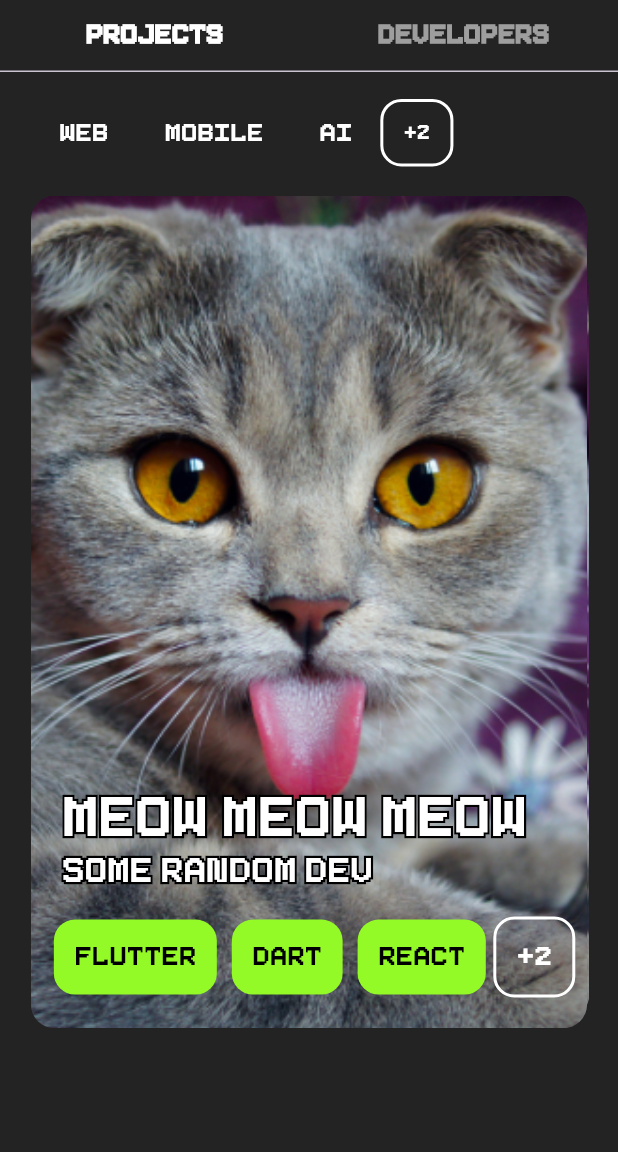
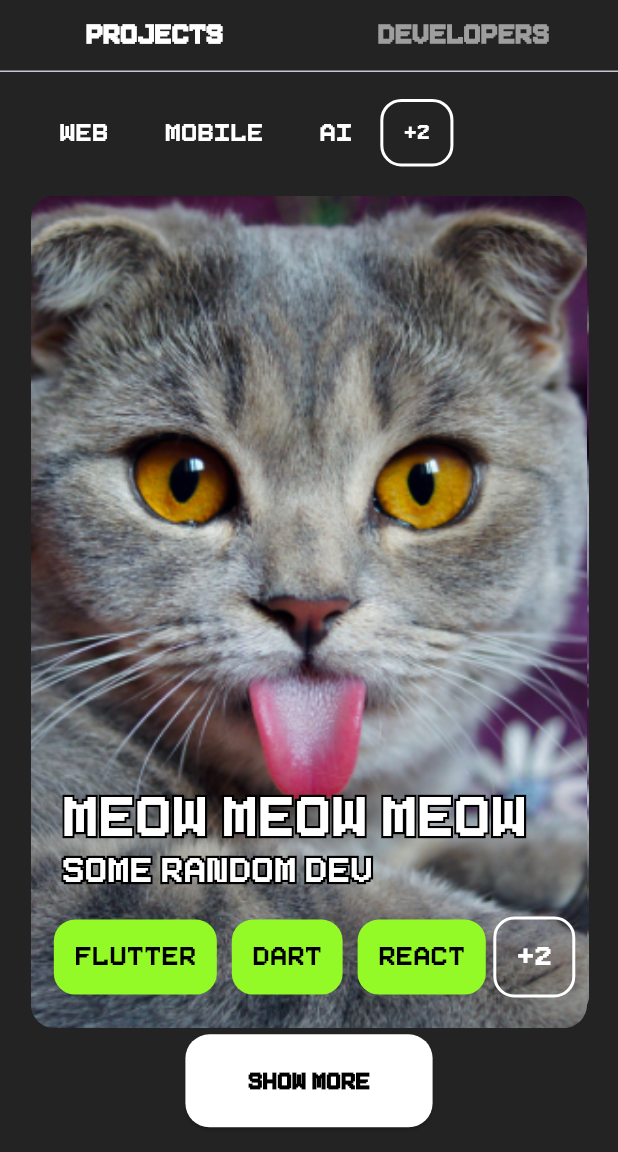
Before and after one commit to Lakshay229/DevSwipe, a Flutter app: the HomePage screen opened directly, on a phone screen of 412 x 824 dp, the part 84-1236 px from its top. Run offline on Flutter 3.47's test engine with Material 3 defaults, Android fonts, the light colour scheme and no system bars; drawn by our look-alikes of flutter_card_swiper; our stand-ins replace dotted_border.

Commit message:
homepage updated

```diff
--- a/lib/homepage/home_page.dart
+++ b/lib/homepage/home_page.dart
@@ -179,6 +179,71 @@ class _HomePageState extends State<HomePage>
                     child: projectCategoriesRow(
                       width,
                       ["Web", "Mobile", "AI", "Blockchain", "Game Dev"],
+                    ),
+                  ),
+                  Positioned(
+                    bottom: height * 0.02,
+                    left: width * 0.3,
+                    right: width * 0.3,
+                    child: ElevatedButton(
+                      style: ElevatedButton.styleFrom(
+                        backgroundColor: Colors.white,
+                        shape: RoundedRectangleBorder(
+                          borderRadius: BorderRadius.circular(16),
+                        ),
+                        padding: EdgeInsets.symmetric(
+                          vertical: width / 25,
+                          horizontal: width / 10,
+                        ),
+                      ),
+                      onPressed: () {
+                        // Action for the "Show More" button
+                        showModalBottomSheet(
+                          context: context,
+                          backgroundColor: Colors.grey[850],
+                          shape: const RoundedRectangleBorder(
+                            borderRadius: BorderRadius.vertical(
+                              top: Radius.circular(20),
+                            ),
+                          ),
+                          builder: (context) {
+                            return Padding(
+                              padding: const EdgeInsets.all(16.0),
+                              child: SingleChildScrollView(
+                                child: Column(
+                                  crossAxisAlignment: CrossAxisAlignment.start,
+                                  children: [
+                                    Text(
+                                      "More Details",
+                                      style: TextStyle(
+                                        fontSize: width / 15,
+                                        color: Colors.white,
+                                        fontWeight: FontWeight.bold,
+                                      ),
+                                    ),
+                                    const SizedBox(height: 10),
+                                    Text(
+                                      "Here you can add more details about the project or developer. Customize this as per your requirementsHere you can add more details about the project or developer. Customize this as per your requirementsHere you can add more details about the project or developer. Customize this as per your requirements.Here you can add more details about the project or developer. Customize this as per your requirementsHere you can add more details about the project or developer. Customize this as per your requirementsHere you can add more details about the project or developer. Customize this as per your requirementsHere you can add more details about the project or developer. Customize this as per your requirements",
+                                      style: TextStyle(
+                                        fontSize: width / 20,
+                                        color: Colors.white,
+                                      ),
+                                    ),
+                                  ],
+                                ),
+                              ),
+                            );
+                          },
+                        );
+                      },
+                      child: Text(
+                        "Show More",
+                        style: TextStyle(
+                          fontSize: width / 20,
+                          color: Colors.black,
+                          fontWeight: FontWeight.bold,
+                        ),
+                      ),
                     ),
                   ),
                 ],
```
